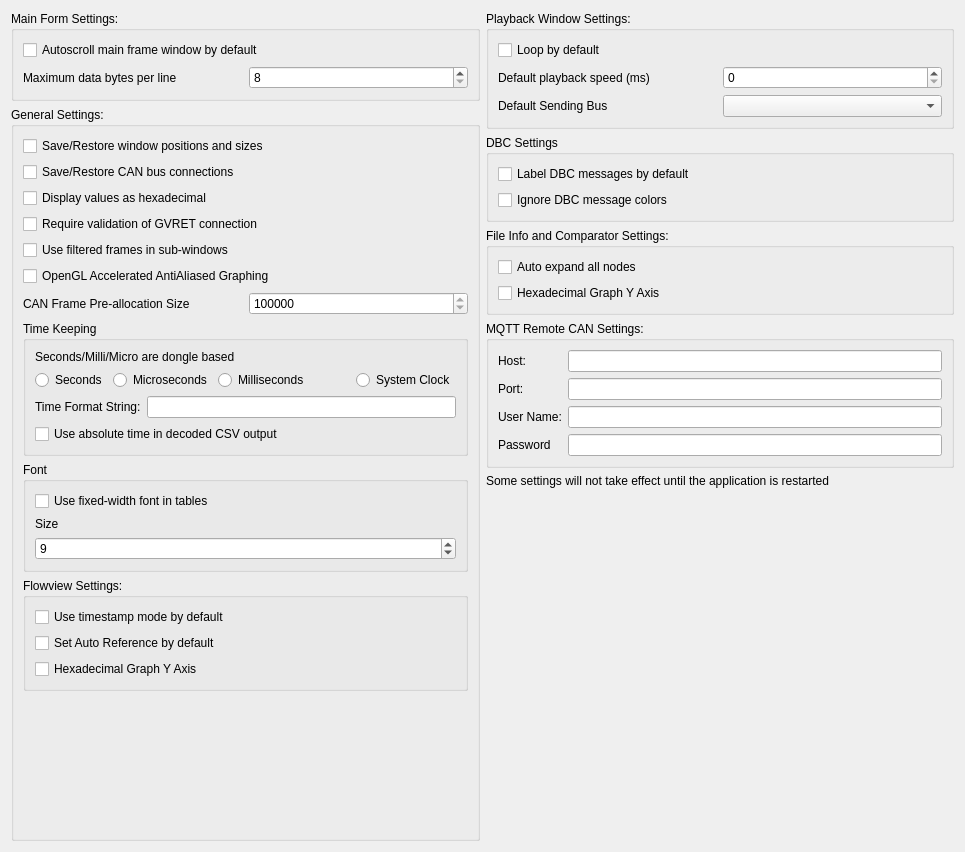
Qt form ui/mainsettingsdialog.ui (collin80/SavvyCAN) before a commit.
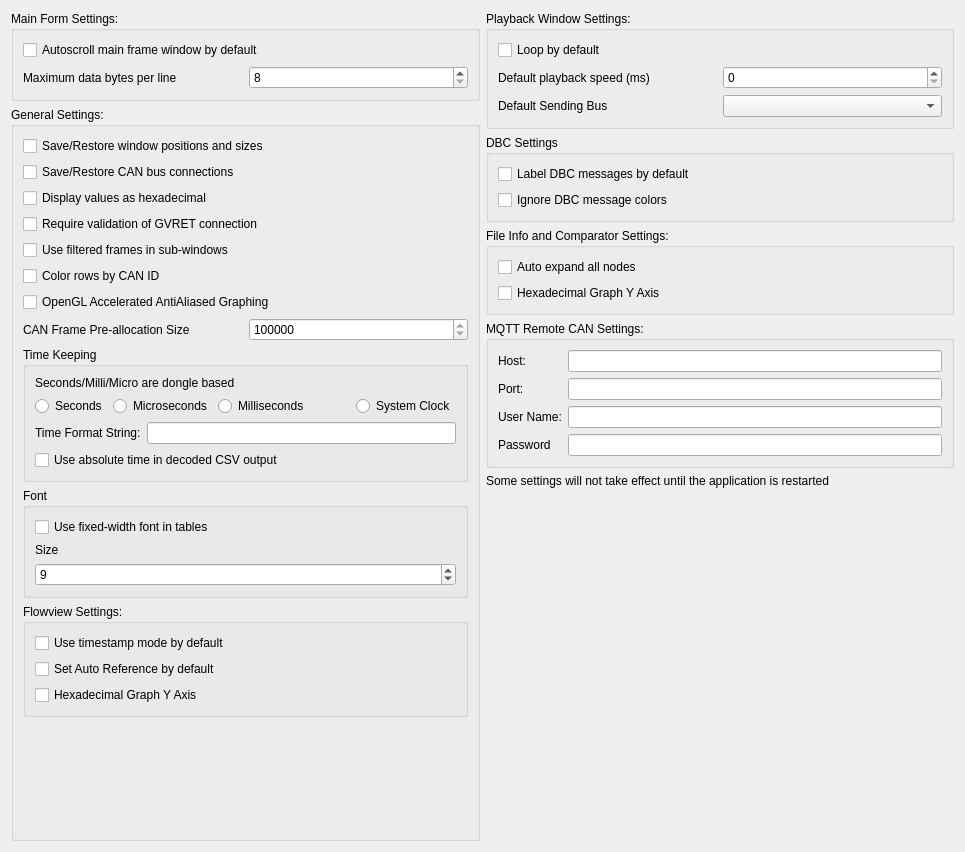
The same form after that commit.

Commit message: settings and render for setUseColorsByCanId

Diff of the .ui file:
```diff
--- a/ui/mainsettingsdialog.ui
+++ b/ui/mainsettingsdialog.ui
@@ -97,6 +97,13 @@
           </property>
          </widget>
         </item>
+        <item>
+         <widget class="QCheckBox" name="cbColorsByCanId">
+          <property name="text">
+           <string>Color rows by CAN ID</string>
+          </property>
+         </widget>
+        </item>
         <item>
          <widget class="QCheckBox" name="cbUseOpenGL">
           <property name="text">
```
The commit also changes 6 other files.
